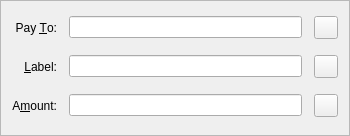
Qt form src/qt/forms/sendcoinsentry.ui (aliothcoin/aliothcoin) before a commit.
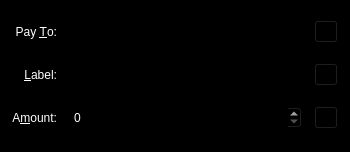
The same form after that commit. Icons and pictures are not drawn. Custom widgets are drawn as their Qt base class.

What changed in the file:
```diff
--- a/src/qt/forms/sendcoinsentry.ui
+++ b/src/qt/forms/sendcoinsentry.ui
@@ -7,9 +7,424 @@
     <x>0</x>
     <y>0</y>
     <width>350</width>
-    <height>136</height>
+    <height>152</height>
    </rect>
   </property>
+  <property name="palette">
+   <palette>
+    <active>
+     <colorrole role="WindowText">
+      <brush brushstyle="SolidPattern">
+       <color alpha="255">
+        <red>255</red>
+        <green>255</green>
+        <blue>255</blue>
+       </color>
+      </brush>
+     </colorrole>
+     <colorrole role="Button">
+      <brush brushstyle="SolidPattern">
+       <color alpha="255">
+        <red>0</red>
+        <green>0</green>
+        <blue>0</blue>
+       </color>
+      </brush>
+     </colorrole>
+     <colorrole role="Light">
+      <brush brushstyle="SolidPattern">
+       <color alpha="255">
+        <red>0</red>
+        <green>0</green>
+        <blue>0</blue>
+       </color>
+      </brush>
+     </colorrole>
+     <colorrole role="Midlight">
+      <brush brushstyle="SolidPattern">
+       <color alpha="255">
+        <red>0</red>
+        <green>0</green>
+        <blue>0</blue>
+       </color>
+      </brush>
+     </colorrole>
+     <colorrole role="Dark">
+      <brush brushstyle="SolidPattern">
+       <color alpha="255">
+        <red>0</red>
+        <green>0</green>
+        <blue>0</blue>
+       </color>
+      </brush>
+     </colorrole>
+     <colorrole role="Mid">
+      <brush brushstyle="SolidPattern">
+       <color alpha="255">
+        <red>0</red>
+        <green>0</green>
+        <blue>0</blue>
+       </color>
+      </brush>
+     </colorrole>
+     <colorrole role="Text">
+      <brush brushstyle="SolidPattern">
+       <color alpha="255">
+        <red>255</red>
+        <green>255</green>
+        <blue>255</blue>
+       </color>
+      </brush>
+     </colorrole>
+     <colorrole role="BrightText">
+      <brush brushstyle="SolidPattern">
+       <color alpha="255">
+        <red>255</red>
+        <green>255</green>
+        <blue>255</blue>
+       </color>
+      </brush>
+     </colorrole>
+     <colorrole role="ButtonText">
+      <brush brushstyle="SolidPattern">
+       <color alpha="255">
+        <red>255</red>
+        <green>255</green>
+        <blue>255</blue>
+       </color>
+      </brush>
+     </colorrole>
+     <colorrole role="Base">
+      <brush brushstyle="SolidPattern">
+       <color alpha="255">
+        <red>0</red>
+        <green>0</green>
+        <blue>0</blue>
+       </color>
+      </brush>
+     </colorrole>
+     <colorrole role="Window">
+      <brush brushstyle="SolidPattern">
+       <color alpha="255">
+        <red>0</red>
+        <green>0</green>
+        <blue>0</blue>
+       </color>
+      </brush>
+     </colorrole>
+     <colorrole role="Shadow">
+      <brush brushstyle="SolidPattern">
+       <color alpha="255">
+        <red>0</red>
+        <green>0</green>
+        <blue>0</blue>
+       </color>
+      </brush>
+     </colorrole>
+     <colorrole role="AlternateBase">
+      <brush brushstyle="SolidPattern">
+       <color alpha="255">
+        <red>0</red>
+        <green>0</green>
+        <blue>0</blue>
+       </color>
+      </brush>
+     </colorrole>
+     <colorrole role="ToolTipBase">
+      <brush brushstyle="SolidPattern">
+       <color alpha="255">
+        <red>255</red>
+        <green>255</green>
+        <blue>220</blue>
+       </color>
+      </brush>
+     </colorrole>
+     <colorrole role="ToolTipText">
+      <brush brushstyle="SolidPattern">
+       <color alpha="255">
+        <red>0</red>
+        <green>0</green>
+        <blue>0</blue>
+       </color>
+      </brush>
+     </colorrole>
+    </active>
+    <inactive>
+     <colorrole role="WindowText">
+      <brush brushstyle="SolidPattern">
+       <color alpha="255">
+        <red>255</red>
+        <green>255</green>
+        <blue>255</blue>
+       </color>
+      </brush>
+     </colorrole>
+     <colorrole role="Button">
+      <brush brushstyle="SolidPattern">
+       <color alpha="255">
+        <red>0</red>
+        <green>0</green>
+        <blue>0</blue>
+       </color>
+      </brush>
+     </colorrole>
+     <colorrole role="Light">
+      <brush brushstyle="SolidPattern">
+       <color alpha="255">
+        <red>0</red>
+        <green>0</green>
+        <blue>0</blue>
+       </color>
+      </brush>
+     </colorrole>
+     <colorrole role="Midlight">
+      <brush brushstyle="SolidPattern">
+       <color alpha="255">
+        <red>0</red>
+        <green>0</green>
+        <blue>0</blue>
+       </color>
+      </brush>
+     </colorrole>
+     <colorrole role="Dark">
+      <brush brushstyle="SolidPattern">
+       <color alpha="255">
+        <red>0</red>
+        <green>0</green>
+        <blue>0</blue>
+       </color>
+      </brush>
+     </colorrole>
+     <colorrole role="Mid">
+      <brush brushstyle="SolidPattern">
+       <color alpha="255">
+        <red>0</red>
+        <green>0</green>
+        <blue>0</blue>
+       </color>
+      </brush>
+     </colorrole>
+     <colorrole role="Text">
+      <brush brushstyle="SolidPattern">
+       <color alpha="255">
+        <red>255</red>
+        <green>255</green>
+        <blue>255</blue>
+       </color>
+      </brush>
+     </colorrole>
+     <colorrole role="BrightText">
+      <brush brushstyle="SolidPattern">
+       <color alpha="255">
+        <red>255</red>
+        <green>255</green>
+        <blue>255</blue>
+       </color>
+      </brush>
+     </colorrole>
+     <colorrole role="ButtonText">
+      <brush brushstyle="SolidPattern">
+       <color alpha="255">
+        <red>255</red>
+        <green>255</green>
+        <blue>255</blue>
+       </color>
+      </brush>
+     </colorrole>
+     <colorrole role="Base">
+      <brush brushstyle="SolidPattern">
+       <color alpha="255">
+        <red>0</red>
+        <green>0</green>
+        <blue>0</blue>
+       </color>
+      </brush>
+     </colorrole>
+     <colorrole role="Window">
+      <brush brushstyle="SolidPattern">
+       <color alpha="255">
+        <red>0</red>
+        <green>0</green>
+        <blue>0</blue>
+       </color>
+      </brush>
+     </colorrole>
+     <colorrole role="Shadow">
+      <brush brushstyle="SolidPattern">
+       <color alpha="255">
+        <red>0</red>
+        <green>0</green>
+        <blue>0</blue>
+       </color>
+      </brush>
+     </colorrole>
+     <colorrole role="AlternateBase">
+      <brush brushstyle="SolidPattern">
+       <color alpha="255">
+        <red>0</red>
+        <green>0</green>
+        <blue>0</blue>
+       </color>
+      </brush>
+     </colorrole>
+     <colorrole role="ToolTipBase">
+      <brush brushstyle="SolidPattern">
+       <color alpha="255">
+        <red>255</red>
+        <green>255</green>
+        <blue>220</blue>
+       </color>
+      </brush>
+     </colorrole>
+     <colorrole role="ToolTipText">
+      <brush brushstyle="SolidPattern">
+       <color alpha="255">
+        <red>0</red>
+        <green>0</green>
+        <blue>0</blue>
+       </color>
+      </brush>
+     </colorrole>
+    </inactive>
+    <disabled>
+     <colorrole role="WindowText">
+      <brush brushstyle="SolidPattern">
+       <color alpha="255">
+        <red>0</red>
+        <green>0</green>
+        <blue>0</blue>
+       </color>
+      </brush>
+     </colorrole>
+     <colorrole role="Button">
+      <brush brushstyle="SolidPattern">
+       <color alpha="255">
+        <red>0</red>
+        <green>0</green>
+        <blue>0</blue>
+       </color>
+      </brush>
+     </colorrole>
+     <colorrole role="Light">
+      <brush brushstyle="SolidPattern">
+       <color alpha="255">
+        <red>0</red>
+        <green>0</green>
+        <blue>0</blue>
+       </color>
+      </brush>
+     </colorrole>
+     <colorrole role="Midlight">
+      <brush brushstyle="SolidPattern">
+       <color alpha="255">
+        <red>0</red>
+        <green>0</green>
+        <blue>0</blue>
+       </color>
+      </brush>
+     </colorrole>
+     <colorrole role="Dark">
+      <brush brushstyle="SolidPattern">
+       <color alpha="255">
+        <red>0</red>
+        <green>0</green>
+        <blue>0</blue>
+       </color>
+      </brush>
+     </colorrole>
+     <colorrole role="Mid">
+      <brush brushstyle="SolidPattern">
+       <color alpha="255">
+        <red>0</red>
+        <green>0</green>
+        <blue>0</blue>
+       </color>
+      </brush>
+     </colorrole>
+     <colorrole role="Text">
+      <brush brushstyle="SolidPattern">
+       <color alpha="255">
+        <red>0</red>
+        <green>0</green>
+        <blue>0</blue>
+       </color>
+      </brush>
+     </colorrole>
+     <colorrole role="BrightText">
+      <brush brushstyle="SolidPattern">
+       <color alpha="255">
+        <red>255</red>
+        <green>255</green>
+        <blue>255</blue>
+       </color>
+      </brush>
+     </colorrole>
+     <colorrole role="ButtonText">
+      <brush brushstyle="SolidPattern">
+       <color alpha="255">
+        <red>0</red>
+        <green>0</green>
+        <blue>0</blue>
+       </color>
+      </brush>
+     </colorrole>
+     <colorrole role="Base">
+      <brush brushstyle="SolidPattern">
+       <color alpha="255">
+        <red>0</red>
+        <green>0</green>
+        <blue>0</blue>
+       </color>
+      </brush>
+     </colorrole>
+     <colorrole role="Window">
+      <brush brushstyle="SolidPattern">
+       <color alpha="255">
+        <red>0</red>
+        <green>0</green>
+        <blue>0</blue>
+       </color>
+      </brush>
+     </colorrole>
+     <colorrole role="Shadow">
+      <brush brushstyle="SolidPattern">
+       <color alpha="255">
+        <red>0</red>
+        <green>0</green>
+        <blue>0</blue>
+       </color>
+      </brush>
+     </colorrole>
+     <colorrole role="AlternateBase">
+      <brush brushstyle="SolidPattern">
+       <color alpha="255">
+        <red>0</red>
+        <green>0</green>
+        <blue>0</blue>
+       </color>
+      </brush>
+     </colorrole>
+     <colorrole role="ToolTipBase">
+      <brush brushstyle="SolidPattern">
+       <color alpha="255">
+        <red>255</red>
+        <green>255</green>
+        <blue>220</blue>
+       </color>
+      </brush>
+     </colorrole>
+     <colorrole role="ToolTipText">
+      <brush brushstyle="SolidPattern">
+       <color alpha="255">
+        <red>0</red>
+        <green>0</green>
+        <blue>0</blue>
+       </color>
+      </brush>
+     </colorrole>
+    </disabled>
+   </palette>
+  </property>
   <property name="windowTitle">
    <string>Form</string>
   </property>
@@ -93,13 +508,7 @@
    <item row="8" column="1">
     <layout class="QHBoxLayout" name="horizontalLayout">
      <item>
-      <widget class="BitcoinAmountField" name="payAmount">
-       <zorder>deleteButton</zorder>
-       <zorder>deleteButton</zorder>
-       <zorder>deleteButton</zorder>
-       <zorder>deleteButton</zorder>
-       <zorder>deleteButton</zorder>
-      </widget>
+      <widget class="BitcoinAmountField" name="payAmount"/>
      </item>
      <item>
       <widget class="QToolButton" name="deleteButton">
@@ -151,17 +560,17 @@
   </layout>
  </widget>
  <customwidgets>
-  <customwidget>
-   <class>QValidatedLineEdit</class>
-   <extends>QLineEdit</extends>
-   <header>qvalidatedlineedit.h</header>
-  </customwidget>
   <customwidget>
    <class>BitcoinAmountField</class>
-   <extends>QLineEdit</extends>
+   <extends>QSpinBox</extends>
    <header>bitcoinamountfield.h</header>
    <container>1</container>
   </customwidget>
+  <customwidget>
+   <class>QValidatedLineEdit</class>
+   <extends>QLineEdit</extends>
+   <header>qvalidatedlineedit.h</header>
+  </customwidget>
  </customwidgets>
  <resources>
   <include location="../bitcoin.qrc"/>
```
